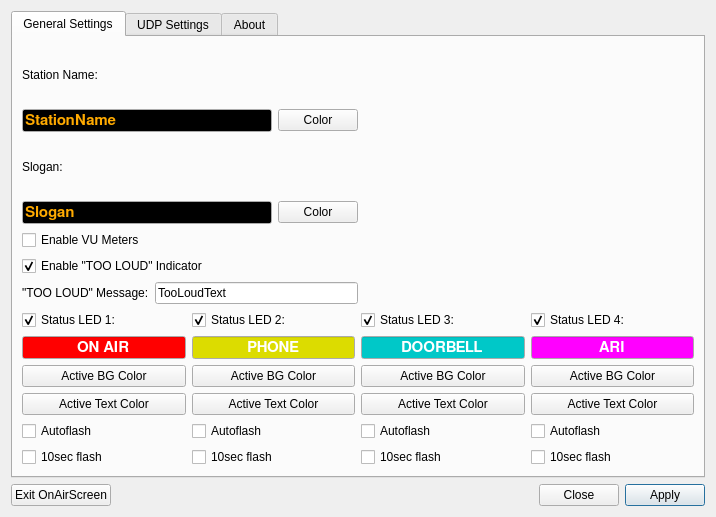
Qt form settings.ui (saschaludwig/OnAirScreen) before a commit.
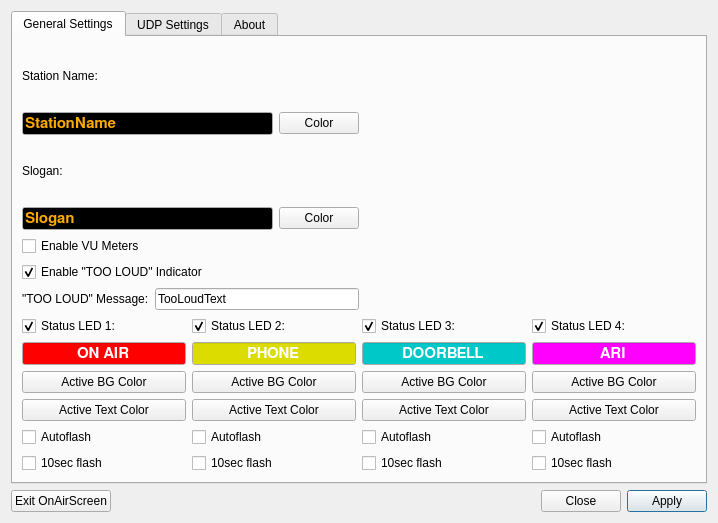
The same form after that commit.

Commit message: added restore of config values to settings ui

What changed in the file:
```diff
--- a/settings.ui
+++ b/settings.ui
@@ -6,8 +6,8 @@
    <rect>
     <x>0</x>
     <y>0</y>
-    <width>716</width>
-    <height>517</height>
+    <width>718</width>
+    <height>523</height>
    </rect>
   </property>
   <property name="windowTitle">
```
Left out of the diff: 2 changed lines with no effect on the pictures. The commit also changes 1 other file.
